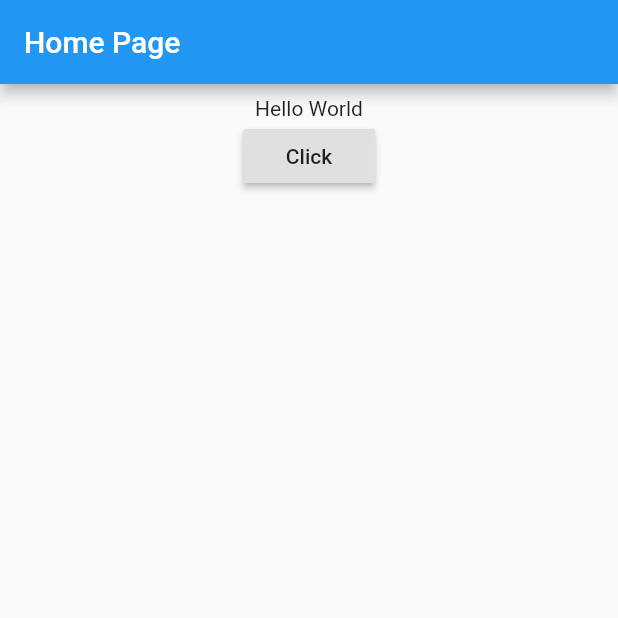
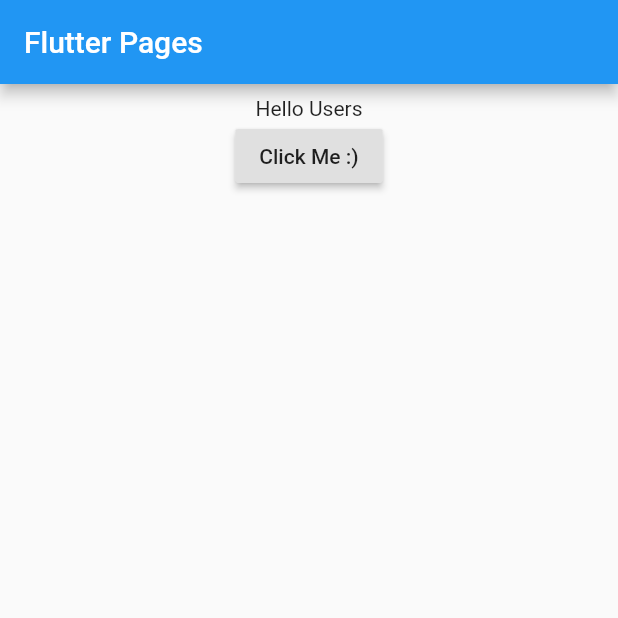
Before and after one commit to vaibhavbisht06/FlutterApp-2.0, a Flutter app: the screen it shows after launch, on a phone screen of 412 x 824 dp, the top half of it. Run offline on Flutter 3.47's test engine with Material 2 defaults, Android fonts, the phone set to English and light mode, and no system bars.

Commit message:
Third Commit

```diff
--- a/second_app/lib/main.dart
+++ b/second_app/lib/main.dart
@@ -1,47 +1,47 @@
 import 'package:flutter/material.dart';
+
  void main(){
-  runApp( new Myapp());
+   runApp(new Myapp());
  }
 
  class Myapp extends StatelessWidget {
    @override
    Widget build(BuildContext context) {
      return MaterialApp(
-      title: "Second App",
-      home: new HomePage(),
+       title: " My secound App",
+       home: new Homepage(),
      );
    }
  }
 
-class HomePage extends StatefulWidget {
+ class Homepage extends StatefulWidget {
    @override
-  _HomePageState createState() => _HomePageState();
+   _HomepageState createState() => _HomepageState();
  }
 
-
-class _HomePageState extends State<HomePage> {
-  String mytext= "Hello World";
+ class _HomepageState extends State<Homepage> {
+   String mytext="Hello Users";
    void changeText(){
      setState(() {
-    if(mytext.startsWith("H")) {
-      mytext = "Welcome to My App";
+       if(mytext.startsWith("H")){
+         mytext="You have Clicked the button";
        }
-    else {
-      mytext="Hello User";
+       else{
+         mytext="Hello Users";
        }
      });
    }
 
-  Widget bodyWidget(){
+   Widget ClickButtonWidget(){
      return new Container(
-      padding:EdgeInsets.all(8.0),
+       padding: EdgeInsets.all(8.0),
        child: new Center(
          child: new Column(
            children: <Widget>[
              new Text(mytext),
              new RaisedButton(
-              child: new Text("Click"),
-              onPressed:changeText ,
+               child: new Text("Click Me :)"),
+               onPressed: changeText,
              )
            ],
          ),
@@ -50,11 +50,11 @@ class _HomePageState extends State<HomePage> {
    }
    @override
    Widget build(BuildContext context) {
-    return new Scaffold(
-      appBar: new AppBar(
-        title: new Text("Home Page"),
+     return Scaffold(
+       appBar:  new AppBar(
+         title: new Text("Flutter Pages"),
        ),
-      body:bodyWidget()
+       body: ClickButtonWidget()
      );
    }
  }
```
Lines whose indentation alone changed are shown as unchanged.
